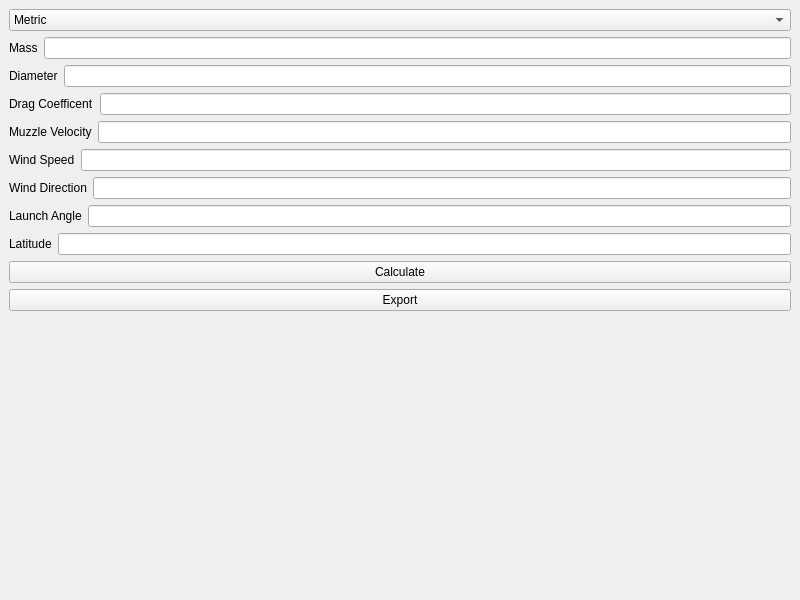
Old version of the form mainwindow.ui in the repository bogflap/BallisticCalculator.
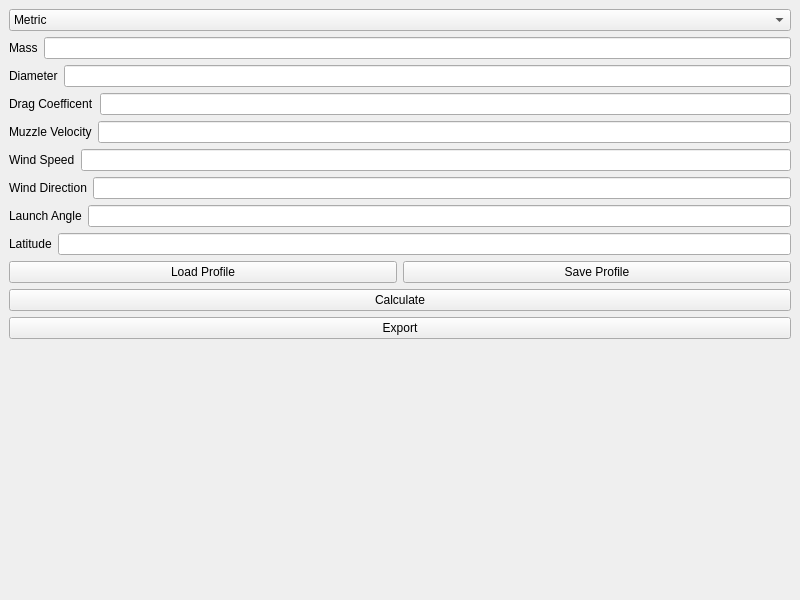
New version of the form. Custom widgets are drawn as their Qt base class.

Commit message: Updated to change the parameter labels according to the units selected

```diff
--- a/mainwindow.ui
+++ b/mainwindow.ui
@@ -14,9 +14,7 @@
    <string>MainWindow</string>
   </property>
   <widget class="QWidget" name="centralwidget">
-   <layout class="QHBoxLayout" name="horizontalLayout_9">
-    <item>
-     <layout class="QVBoxLayout" name="verticalLayout" stretch="1,1,1,1,1,1,1,1,1,1,1,10">
+   <layout class="QVBoxLayout" name="verticalLayout">
       <item>
        <widget class="QComboBox" name="unitComboBox">
         <item>
@@ -143,6 +141,24 @@
         </item>
        </layout>
       </item>
+    <item>
+     <layout class="QHBoxLayout" name="horizontalLayout_9">
+      <item>
+       <widget class="QPushButton" name="loadProfileButton">
+        <property name="text">
+         <string>Load Profile</string>
+        </property>
+       </widget>
+      </item>
+      <item>
+       <widget class="QPushButton" name="saveProfileButton">
+        <property name="text">
+         <string>Save Profile</string>
+        </property>
+       </widget>
+      </item>
+     </layout>
+    </item>
       <item>
        <widget class="QPushButton" name="calculateButton">
         <property name="text">
@@ -159,8 +175,6 @@
       </item>
       <item>
        <widget class="QCustomPlot" name="plot" native="true"/>
-      </item>
-     </layout>
     </item>
    </layout>
   </widget>
```
Lines whose indentation alone changed are shown as unchanged. The commit also changes 2 other files.
